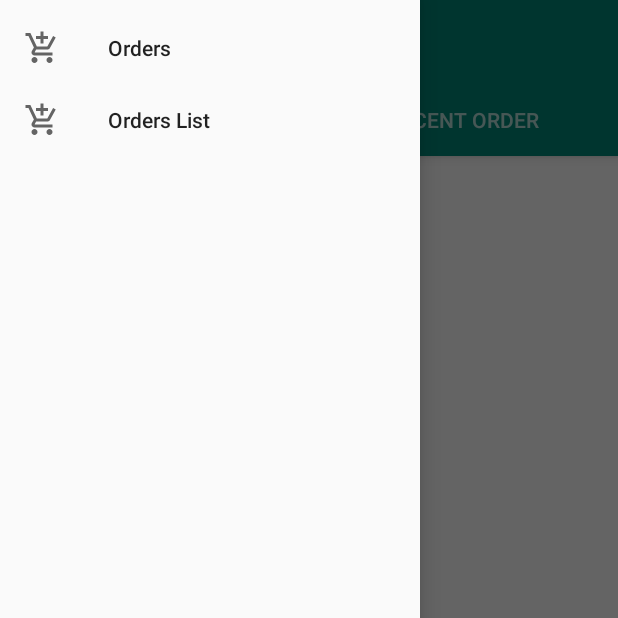
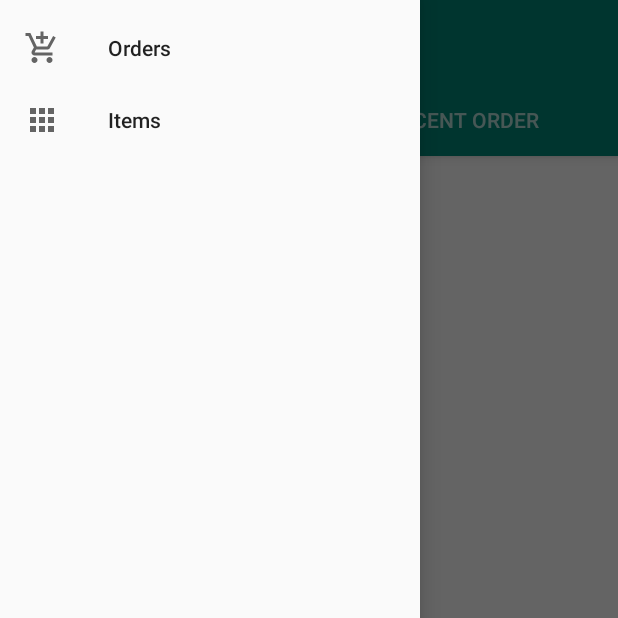
Before and after one commit to yashwnh23/NearByShop, an Android app: the Order screen opened directly, with no data from a screen before it, with the side drawer open, on a phone screen of 412 x 824 dp, the top half of it. Run offline under Robolectric (Android 15) with nearby library versions, the phone set to English and light mode, and no system bars.

Commit message:
menu and tabbed layout

```diff
--- /dev/null
+++ b/app/src/main/res/drawable/ic_items.xml
@@ -0,0 +1,9 @@
+<vector xmlns:android="http://schemas.android.com/apk/res/android"
+        android:width="24dp"
+        android:height="24dp"
+        android:viewportWidth="24.0"
+        android:viewportHeight="24.0">
+    <path
+        android:fillColor="#FF000000"
+        android:pathData="M4,8h4L8,4L4,4v4zM10,20h4v-4h-4v4zM4,20h4v-4L4,16v4zM4,14h4v-4L4,10v4zM10,14h4v-4h-4v4zM16,4v4h4L20,4h-4zM10,8h4L14,4h-4v4zM16,14h4v-4h-4v4zM16,20h4v-4h-4v4z"/>
+</vector>
--- a/app/src/main/res/layout/activity_order.xml
+++ b/app/src/main/res/layout/activity_order.xml
@@ -32,10 +32,6 @@
 
     </android.support.design.widget.AppBarLayout>
 
-
-
-
-
         <FrameLayout
                 android:layout_width="match_parent"
                 android:layout_height="match_parent"
--- a/app/src/main/res/menu/menu_bar.xml
+++ b/app/src/main/res/menu/menu_bar.xml
@@ -13,8 +13,8 @@
               android:icon="@drawable/ic_cart"
         />
         <item android:id="@+id/ordersList"
-              android:title="Orders List"
-              android:icon="@drawable/ic_cart"
+              android:title="Items"
+              android:icon="@drawable/ic_items"
         />
     </group>
 
```
